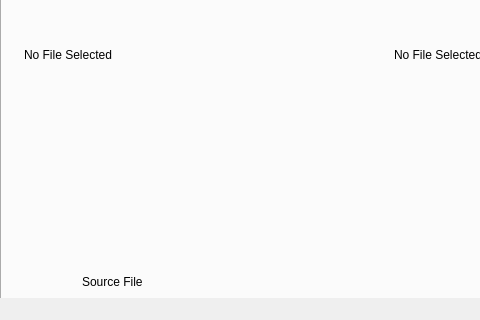
First picture: the form in Gui.ui, repository uisyudha/ImagesEncryption, before the edit; both pictures show x 0 to 480 and y 182 to 502 of the 773 by 502 pixel window.
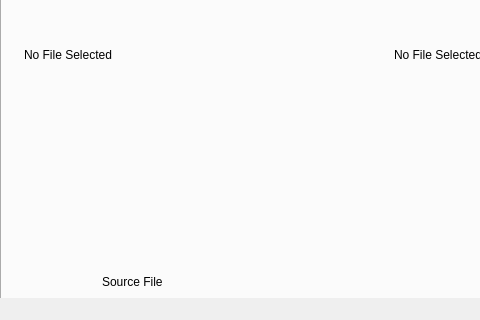
Second picture: the form after the edit. The open tabs and pages were chosen to show the change.

Patch:
```diff
--- a/Gui.ui
+++ b/Gui.ui
@@ -233,7 +233,7 @@
      <widget class="QLabel" name="label_9">
       <property name="geometry">
        <rect>
-        <x>80</x>
+        <x>100</x>
         <y>430</y>
         <width>71</width>
         <height>16</height>
```
